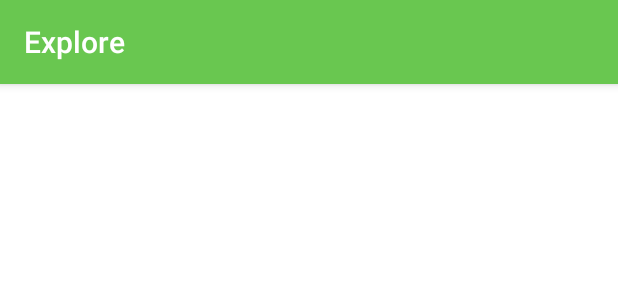
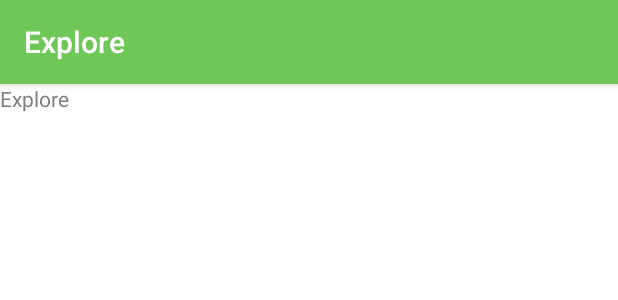
Before and after one commit to kelvin-homann/cooka, an Android app: the layout fragment_explore.xml on its own in the app's theme, with its tools: preview values and no code run, on a phone screen of 412 x 824 dp. Shown: the top 300 px of the screen. Run offline under Robolectric (Android 15) with nearby library versions, the phone set to English and light mode, and no system bars.

Commit message:
added onMenuItemSelectedListener method to explore fragment toolbar; added linear layout to explore fragment

```diff
--- a/app/src/main/java/app/cooka/cookapp/MainActivity.java
+++ b/app/src/main/java/app/cooka/cookapp/MainActivity.java
@@ -34,7 +34,7 @@ public class MainActivity extends AppCompatActivity implements OnFragmentInterac
         cookFragment = new CookFragment();
 
         //Load explore fragment
-        //loadFragment(exploreFragment);
+        loadFragment(exploreFragment);
 
         //Get reference to bottom navigation bar
         navigationView = (BottomNavigationView) findViewById(R.id.navigation);
--- a/app/src/main/res/layout/fragment_explore.xml
+++ b/app/src/main/res/layout/fragment_explore.xml
@@ -5,6 +5,12 @@
     android:layout_height="match_parent"
     xmlns:app="http://schemas.android.com/apk/res-auto"
     tools:context=".ExploreFragment">
+
+    <LinearLayout
+        android:layout_width="match_parent"
+        android:layout_height="match_parent"
+        android:fitsSystemWindows="true"
+        android:orientation="vertical">
 
         <android.support.v7.widget.Toolbar
             android:id="@+id/explore_toolbar"
@@ -19,4 +25,5 @@
             android:layout_height="match_parent"
             android:text="@string/title_explore" />
 
+    </LinearLayout>
 </FrameLayout>
--- a/app/src/main/res/values/colors.xml
+++ b/app/src/main/res/values/colors.xml
@@ -1,7 +1,8 @@
 <?xml version="1.0" encoding="utf-8"?>
 <resources>
-    <color name="colorPrimary">#69c750</color>
-    <color name="colorPrimaryDark">#488736</color>
+    <color name="colorPrimary">#6ec756</color>
+    <color name="colorPrimaryDark">#559942</color>
+
     <color name="colorAccent">#F6A429</color>
     <color name="primary_text_default_material_dark">#ffffff</color>
 </resources>
```
Also changed, not shown: app/src/main/java/app/cooka/cookapp/ExploreFragment.java (+25 -0 lines). Lines whose indentation alone changed are shown as unchanged.
